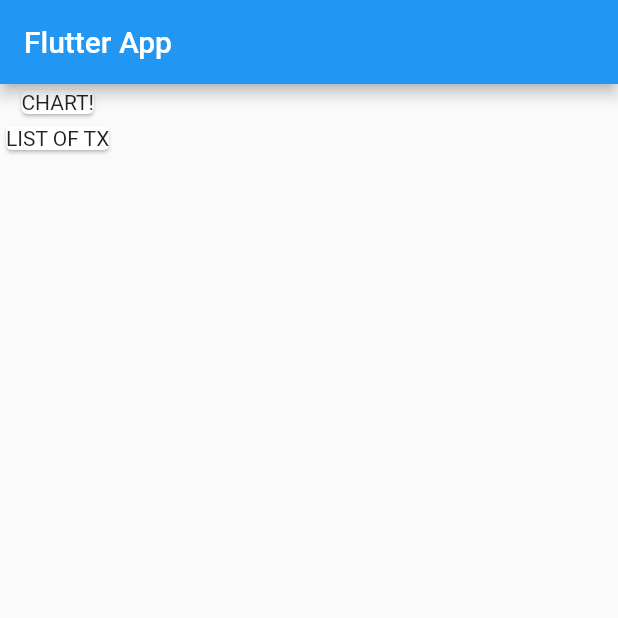
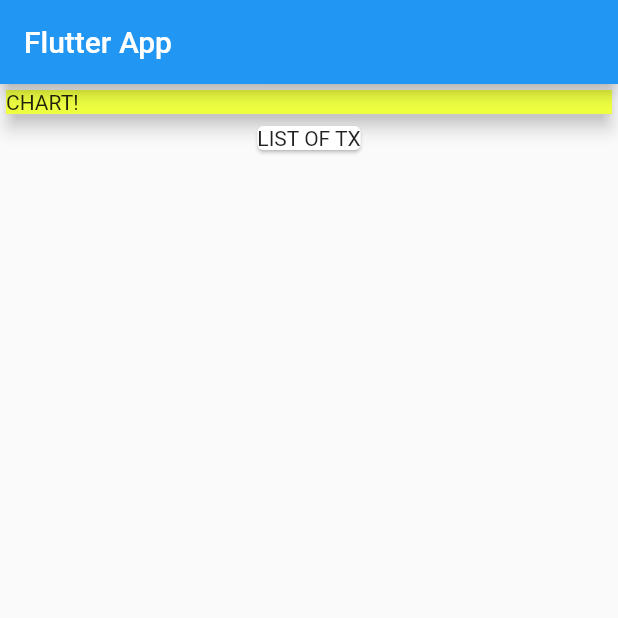
Before and after one commit to Agrim1210/Expense_App, a Flutter app: the screen it shows after launch, on a phone screen of 412 x 824 dp, the top half of it. Run offline on Flutter 3.47's test engine with Material 2 defaults, Android fonts, the phone set to English and light mode, and no system bars.

Commit message:
Color changed

```diff
--- a/lib/main.dart
+++ b/lib/main.dart
@@ -21,7 +21,12 @@ class MyHomePage extends StatelessWidget {
       ),
       body: Column(children: <Widget>[
         Card(
-          child: Text('CHART!'),
+          child: Container(
+            width: 1000,
+            color: Colors.limeAccent,
+            child: Text('CHART!'),
+          ),
+          elevation: 5,
         ),
         Card(
           child: Text('LIST OF TX'),
```
